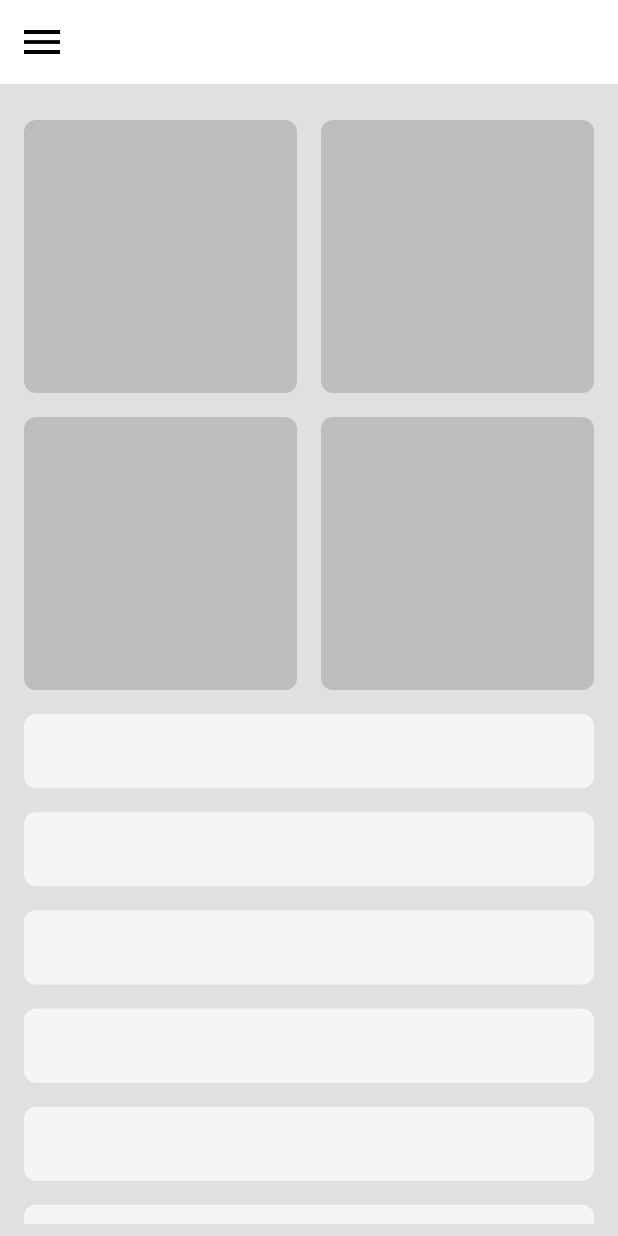
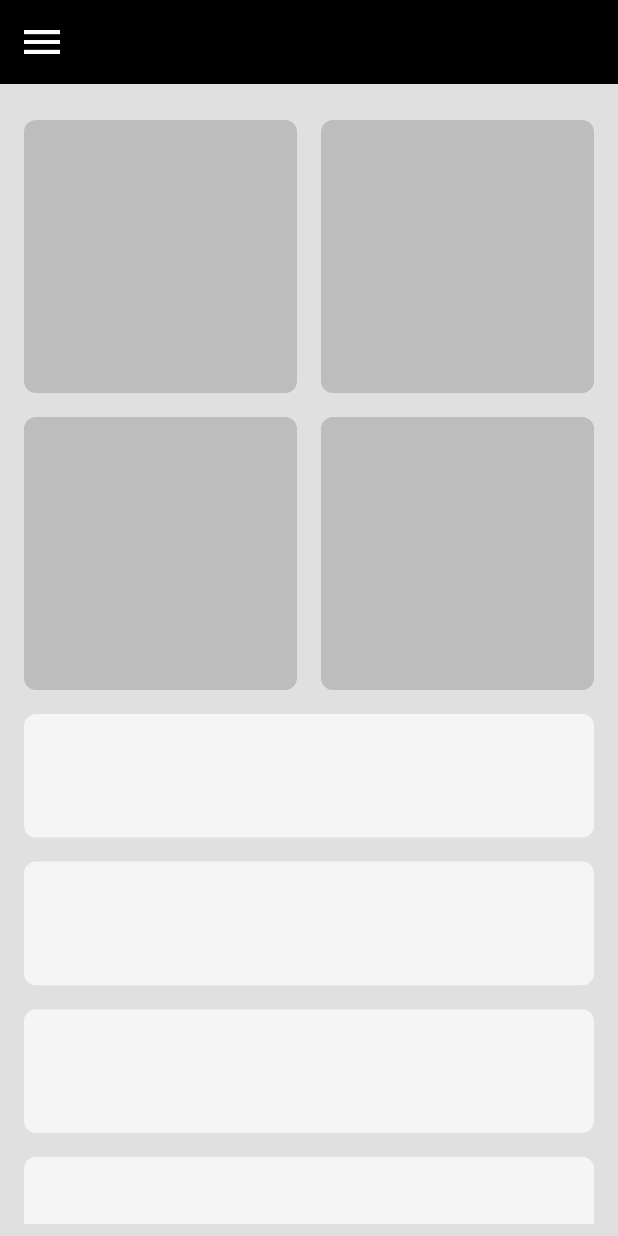
Before and after one commit to BaselHegazi226/Responsive-and-Adaptive-Ui-Train-1, a Flutter app: the screen it shows after launch, on a phone screen of 412 x 824 dp. Run offline on Flutter 3.47's test engine with Material 3 defaults, Android fonts, the light colour scheme and no system bars.

Commit message:
refactor and update code

```diff
--- a/lib/widgets/custom_drawer_body.dart
+++ b/lib/widgets/custom_drawer_body.dart
@@ -6,7 +6,7 @@ class CustomDrawerBody extends StatelessWidget {
   const CustomDrawerBody({super.key});
   @override
   Widget build(BuildContext context) {
-    return Column(
+    return ListView(
       children: [
         DrawerHeader(
           child: Icon(
--- a/lib/widgets/custom_sliver_grid_item.dart
+++ b/lib/widgets/custom_sliver_grid_item.dart
@@ -5,14 +5,13 @@ class CustomItem extends StatelessWidget {
 
   @override
   Widget build(BuildContext context) {
-    var size = MediaQuery.sizeOf(context);
     return AspectRatio(
-      aspectRatio: size.height * .18 / 200,
+      aspectRatio: 1,
       child: Container(
-        margin: EdgeInsets.symmetric(
-          horizontal: 8,
-          vertical: 8,
-        ),
+        // margin: EdgeInsets.symmetric(
+        //   horizontal: 8,
+        //   vertical: 8,
+        // ),
         // height: size.height * .18,
         // width: 200,
         decoration: BoxDecoration(
--- a/lib/widgets/custom_sliver_list_item.dart
+++ b/lib/widgets/custom_sliver_list_item.dart
@@ -7,11 +7,7 @@ class CustomSliverListItem extends StatelessWidget {
   Widget build(BuildContext context) {
     var size = MediaQuery.sizeOf(context);
     return Container(
-      margin: EdgeInsets.symmetric(
-        horizontal: 8,
-        vertical: 8,
-      ),
-      height: size.height * .06,
+      height: size.height * .1,
       width: size.width,
       decoration: BoxDecoration(
         borderRadius: BorderRadius.circular(8),
--- a/lib/widgets/my_app.dart
+++ b/lib/widgets/my_app.dart
@@ -1,17 +1,48 @@
 import 'package:flutter/material.dart';
 
+import 'custom_drawer.dart';
 import 'my_app_body.dart';
 
-class MyApp extends StatelessWidget {
+class MyApp extends StatefulWidget {
   const MyApp({super.key});
 
-  // This widget is the root of your application.
+  @override
+  State<MyApp> createState() => _MyAppState();
+}
+
+class _MyAppState extends State<MyApp> {
+  GlobalKey<ScaffoldState> scaffoldKey = GlobalKey<ScaffoldState>();
+  @override
   @override
   Widget build(BuildContext context) {
+    var size = MediaQuery.sizeOf(context);
     return MaterialApp(
       debugShowCheckedModeBanner: false,
       title: 'Flutter Demo',
-      home: MyAppBody(),
+      home: Scaffold(
+        backgroundColor: Colors.grey.shade300,
+        key: scaffoldKey,
+        drawer: const CustomDrawer(),
+        appBar: size.width - 16 < 900 ? customAppBar() : null,
+        body: MyAppBody(),
+      ),
+    );
+  }
+
+  AppBar customAppBar() {
+    return AppBar(
+      backgroundColor: Colors.black,
+      leading: IconButton(
+        onPressed: () {
+          scaffoldKey.currentState!.openDrawer();
+          setState(() {});
+        },
+        icon: Icon(
+          Icons.menu_outlined,
+          color: Colors.white,
+          size: 32,
+        ),
+      ),
     );
   }
 }
--- a/lib/widgets/my_app_body.dart
+++ b/lib/widgets/my_app_body.dart
@@ -1,48 +1,22 @@
 import 'package:flutter/material.dart';
 import 'package:resposive_adaptive_ui_train_1/widgets/tablet_layout.dart';
 
-import 'custom_drawer.dart';
 import 'desktop_layout.dart';
 import 'mobile_layout.dart';
 
-class MyAppBody extends StatefulWidget {
+class MyAppBody extends StatelessWidget {
   const MyAppBody({super.key});
-
-  @override
-  State<MyAppBody> createState() => _MyAppBodyState();
-}
-
-class _MyAppBodyState extends State<MyAppBody> {
-  GlobalKey<ScaffoldState> scaffoldKey = GlobalKey<ScaffoldState>();
   @override
   Widget build(BuildContext context) {
-    //var size = MediaQuery.sizeOf(context);
-    return Scaffold(
-      backgroundColor: Colors.grey.shade300,
-      key: scaffoldKey,
-      drawer: const CustomDrawer(),
-      appBar: AppBar(
-        backgroundColor: Colors.white,
-        leading: IconButton(
-          onPressed: () {
-            scaffoldKey.currentState!.openDrawer();
-            setState(() {});
-          },
-          icon: Icon(
-            Icons.menu_outlined,
-            color: Colors.black,
-            size: 32,
-          ),
-        ),
-      ),
-      body: Padding(
+    return Padding(
       padding: EdgeInsets.only(
         right: 8,
         left: 8,
         top: 16,
         bottom: 8,
       ),
-          child: LayoutBuilder(builder: (context, constraints) {
+      child: LayoutBuilder(
+        builder: (context, constraints) {
           if (constraints.maxWidth > 900) {
             return DesktopLayout();
           } else if (constraints.maxWidth < 600) {
@@ -50,7 +24,8 @@ class _MyAppBodyState extends State<MyAppBody> {
           } else {
             return TabletLayout();
           }
-          })),
+        },
+      ),
     );
   }
 }
```
Also changed, not shown: lib/widgets/custom_sliver_grid.dart (+12 -2 lines), lib/widgets/custom_sliver_list.dart (+7 -1 lines), lib/widgets/desktop_layout.dart (+18 -2 lines), lib/widgets/tablet_layout.dart (+11 -1 lines). Lines whose indentation alone changed are shown as unchanged.
